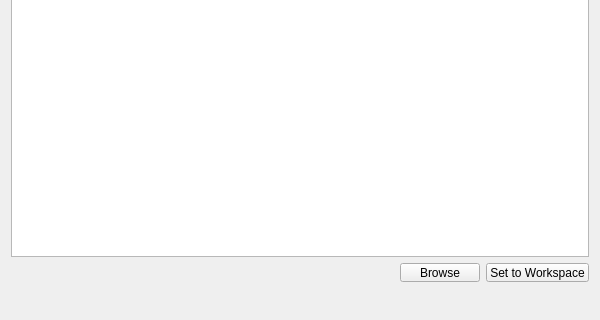
Before: the Qt Designer form mayatk/env_utils/workspace_map.ui in m3trik/mayatk, drawn with Qt 5; both pictures show x 0 to 600 and y 180 to 500 of the 600 by 500 pixel window.
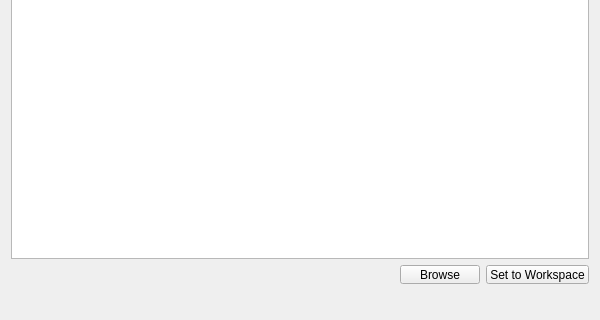
After: the same form once the commit is applied. Custom widgets are drawn as their Qt base class.

```diff
--- a/mayatk/env_utils/workspace_map.ui
+++ b/mayatk/env_utils/workspace_map.ui
@@ -114,7 +114,7 @@
        <property name="sizeHint" stdset="0">
         <size>
          <width>40</width>
-         <height>20</height>
+         <height>19</height>
         </size>
        </property>
       </spacer>
@@ -170,13 +170,13 @@
      <property name="minimumSize">
       <size>
        <width>0</width>
-       <height>20</height>
+       <height>19</height>
       </size>
      </property>
      <property name="maximumSize">
       <size>
        <width>16777215</width>
-       <height>20</height>
+       <height>19</height>
       </size>
      </property>
     </widget>
```
